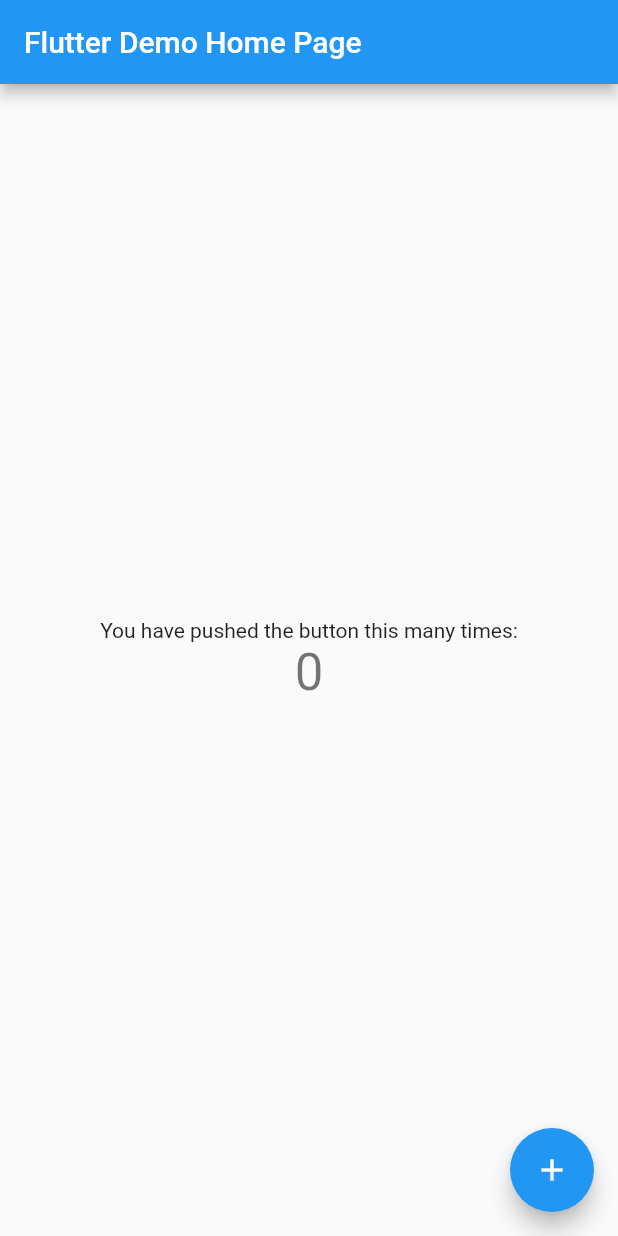
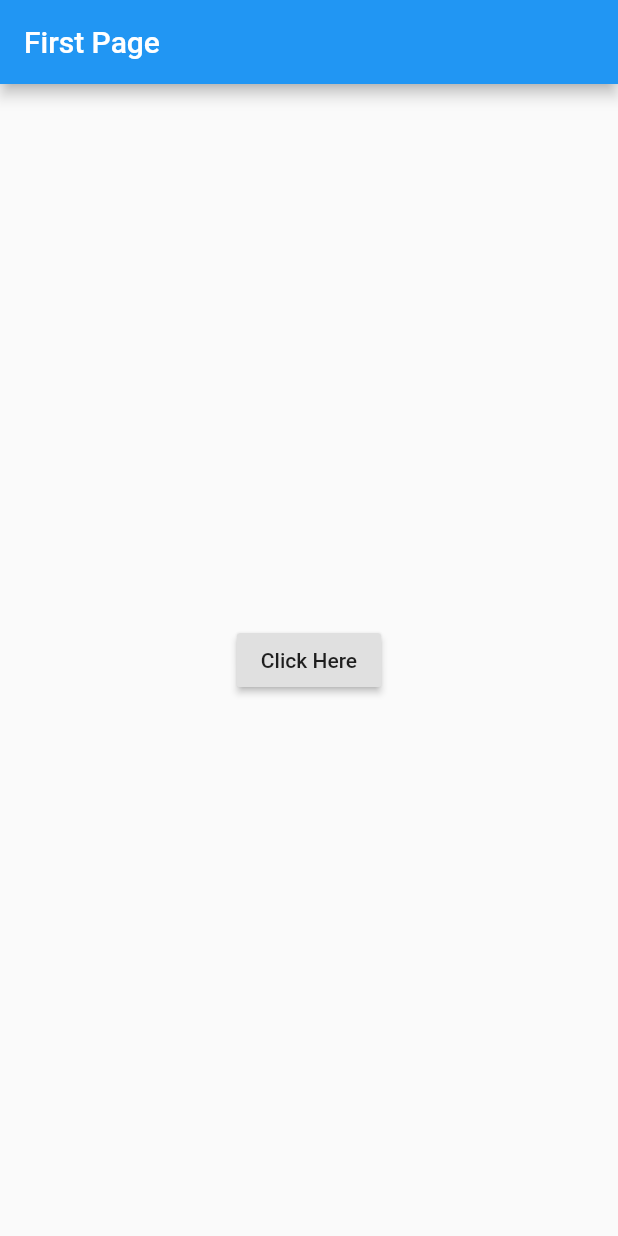
Before and after one commit to PrabhaniN/Flutter_Demo, a Flutter app: the screen it shows after launch, on a phone screen of 412 x 824 dp. Run offline on Flutter 3.47's test engine with Material 2 defaults, Android fonts, the phone set to English and light mode, and no system bars.

Commit message:
Created basic build of the app

```diff
--- a/demo_app/lib/main.dart
+++ b/demo_app/lib/main.dart
@@ -1,111 +1,49 @@
 import 'package:flutter/material.dart';
 
-void main() => runApp(MyApp());
+void main(){
+  runApp(MaterialApp(
+    title: 'Navigation',
+    home: FirstRoute(),
+  ));
+}
 
-class MyApp extends StatelessWidget {
-  // This widget is the root of your application.
+class FirstRoute extends StatelessWidget{
   @override
   Widget build(BuildContext context) {
-    return MaterialApp(
-      title: 'Flutter Demo',
-      theme: ThemeData(
-        // This is the theme of your application.
-        //
-        // Try running your application with "flutter run". You'll see the
-        // application has a blue toolbar. Then, without quitting the app, try
-        // changing the primarySwatch below to Colors.green and then invoke
-        // "hot reload" (press "r" in the console where you ran "flutter run",
-        // or simply save your changes to "hot reload" in a Flutter IDE).
-        // Notice that the counter didn't reset back to zero; the application
-        // is not restarted.
-        primarySwatch: Colors.blue,
+    return Scaffold(
+      appBar: AppBar(
+        title: Text('First Page'),
       ),
-      home: MyHomePage(title: 'Flutter Demo Home Page'),
+      body: Center(
+        child: RaisedButton(
+            child: Text('Click Here'),
+            onPressed: (){
+              Navigator.push(
+                  context,
+                  MaterialPageRoute(builder: (context) => SecondRoute())
+              );
+            }
+        ),
+      ),
     );
   }
 }
 
-class MyHomePage extends StatefulWidget {
-  MyHomePage({Key key, this.title}) : super(key: key);
-
-  // This widget is the home page of your application. It is stateful, meaning
-  // that it has a State object (defined below) that contains fields that affect
-  // how it looks.
-
-  // This class is the configuration for the state. It holds the values (in this
-  // case the title) provided by the parent (in this case the App widget) and
-  // used by the build method of the State. Fields in a Widget subclass are
-  // always marked "final".
-
-  final String title;
-
-  @override
-  _MyHomePageState createState() => _MyHomePageState();
-}
-
-class _MyHomePageState extends State<MyHomePage> {
-  int _counter = 0;
-
-  void _incrementCounter() {
-    setState(() {
-      // This call to setState tells the Flutter framework that something has
-      // changed in this State, which causes it to rerun the build method below
-      // so that the display can reflect the updated values. If we changed
-      // _counter without calling setState(), then the build method would not be
-      // called again, and so nothing would appear to happen.
-      _counter++;
-    });
-  }
-
+class SecondRoute extends StatelessWidget{
   @override
   Widget build(BuildContext context) {
-    // This method is rerun every time setState is called, for instance as done
-    // by the _incrementCounter method above.
-    //
-    // The Flutter framework has been optimized to make rerunning build methods
-    // fast, so that you can just rebuild anything that needs updating rather
-    // than having to individually change instances of widgets.
     return Scaffold(
       appBar: AppBar(
-        // Here we take the value from the MyHomePage object that was created by
-        // the App.build method, and use it to set our appbar title.
-        title: Text(widget.title),
+        title: Text('Second Page'),
       ),
       body: Center(
-        // Center is a layout widget. It takes a single child and positions it
-        // in the middle of the parent.
-        child: Column(
-          // Column is also layout widget. It takes a list of children and
-          // arranges them vertically. By default, it sizes itself to fit its
-          // children horizontally, and tries to be as tall as its parent.
-          //
-          // Invoke "debug painting" (press "p" in the console, choose the
-          // "Toggle Debug Paint" action from the Flutter Inspector in Android
-          // Studio, or the "Toggle Debug Paint" command in Visual Studio Code)
-          // to see the wireframe for each widget.
-          //
-          // Column has various properties to control how it sizes itself and
-          // how it positions its children. Here we use mainAxisAlignment to
-          // center the children vertically; the main axis here is the vertical
-          // axis because Columns are vertical (the cross axis would be
-          // horizontal).
-          mainAxisAlignment: MainAxisAlignment.center,
-          children: <Widget>[
-            Text(
-              'You have pushed the button this many times:',
-            ),
-            Text(
-              '$_counter',
-              style: Theme.of(context).textTheme.display1,
-            ),
-          ],
+        child: RaisedButton(
+            child: Text('Go Back'),
+            onPressed: (){
+              Navigator.pop(context);
+            },
         ),
       ),
-      floatingActionButton: FloatingActionButton(
-        onPressed: _incrementCounter,
-        tooltip: 'Increment',
-        child: Icon(Icons.add),
-      ), // This trailing comma makes auto-formatting nicer for build methods.
     );
   }
 }
```
Also changed, not shown: 1 other file.
